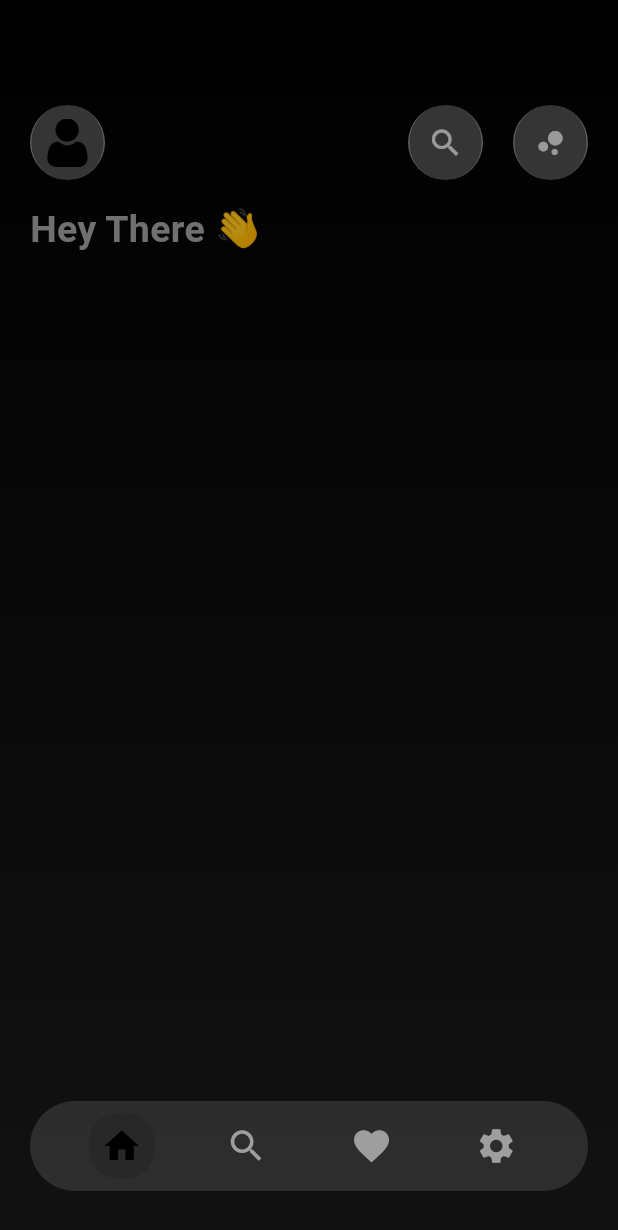
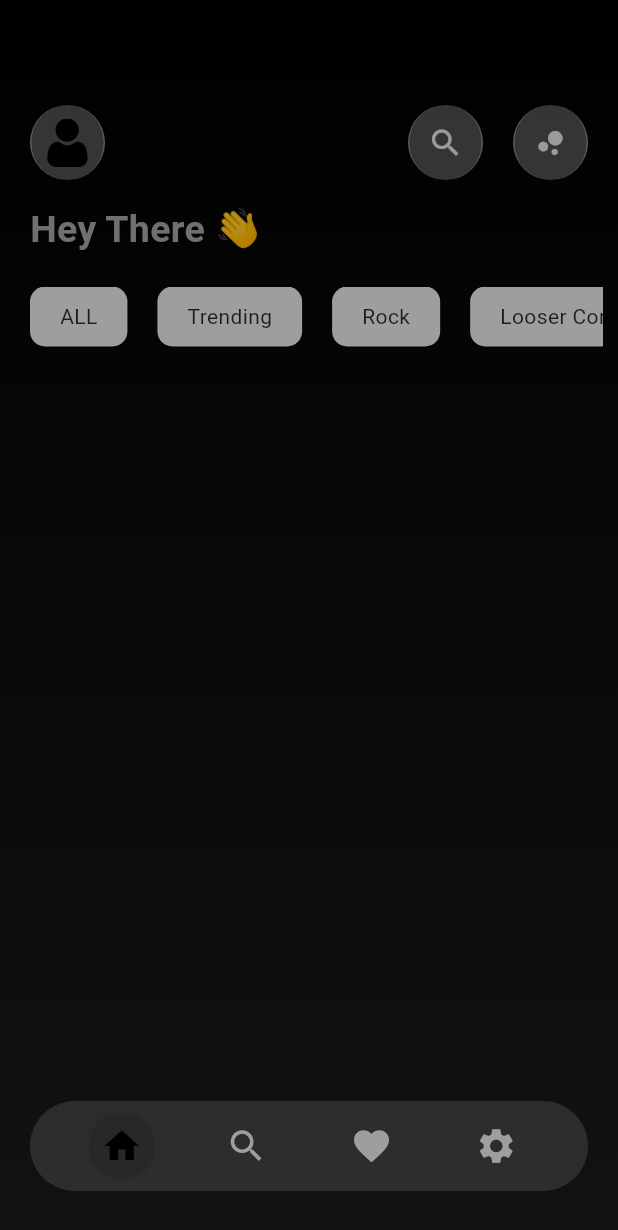
Before and after one commit to MridulSharma2552007/Bit_M, a Flutter app: the screen it shows after launch, on a phone screen of 412 x 824 dp. Shown: the top 1230 px of the screen. Run offline on Flutter 3.47's test engine with Material 3 defaults, Android fonts, the phone set to English and light mode, and no system bars; our stand-ins replace just_audio, typewritertext, video_player.

Commit message:
Refactor Home screen to use StatefulWidget; add horizontal category list for improved navigation

```diff
--- a/lib/roots/home.dart
+++ b/lib/roots/home.dart
@@ -1,10 +1,15 @@
-import 'package:bit_m/colors/app_colors.dart';
 import 'package:bit_m/roots/search.dart';
 import 'package:flutter/material.dart';
 
-class Home extends StatelessWidget {
+class Home extends StatefulWidget {
   const Home({super.key});
 
+  @override
+  State<Home> createState() => _HomeState();
+}
+
+class _HomeState extends State<Home> {
+  final List category = ['ALL', 'Trending', 'Rock', 'Looser Core'];
   @override
   Widget build(BuildContext context) {
     return Scaffold(
@@ -37,6 +42,38 @@ class Home extends StatelessWidget {
                     fontWeight: FontWeight.bold,
                     color: Colors.grey.withValues(alpha: 0.7),
                     fontSize: 25,
+                  ),
+                ),
+              ),
+              SizedBox(height: 20),
+              Padding(
+                padding: const EdgeInsets.symmetric(horizontal: 10),
+                child: SizedBox(
+                  height: 40,
+                  child: ListView.builder(
+                    scrollDirection: Axis.horizontal,
+                    itemCount: category.length,
+                    itemBuilder: (context, index) {
+                      final allcat = category[index];
+                      return Padding(
+                        padding: const EdgeInsets.symmetric(horizontal: 10),
+                        child: Container(
+                          height: 30,
+                          decoration: BoxDecoration(
+                            color: Colors.grey,
+                            borderRadius: BorderRadius.circular(10),
+                          ),
+                          child: Center(
+                            child: Padding(
+                              padding: const EdgeInsets.symmetric(
+                                horizontal: 20,
+                              ),
+                              child: Text(allcat),
+                            ),
+                          ),
+                        ),
+                      );
+                    },
                   ),
                 ),
               ),
```
